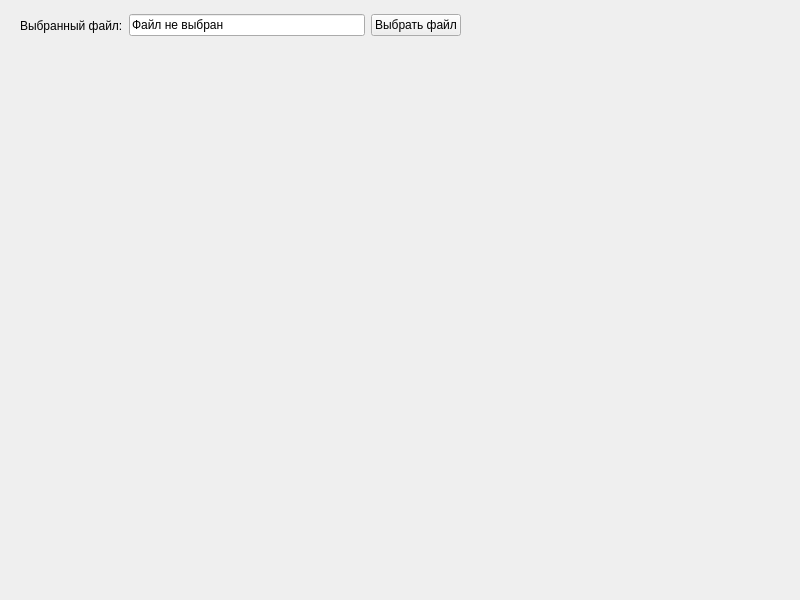
Qt form Lab2Task1_2/mainwindow.ui (petrzhal/cpp-labs) before a commit.
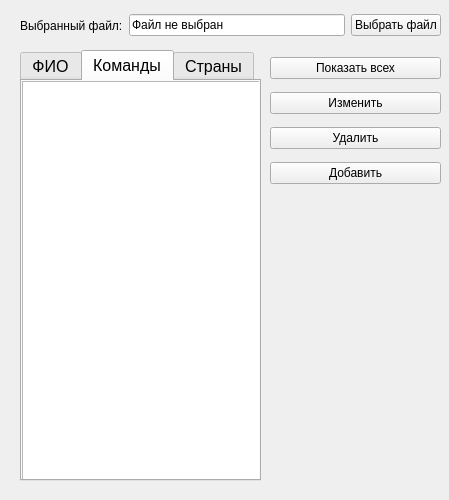
The same form after that commit. The open tabs and pages were chosen to show the change.

What changed in the file:
```diff
--- a/Lab2Task1_2/mainwindow.ui
+++ b/Lab2Task1_2/mainwindow.ui
@@ -6,20 +6,23 @@
    <rect>
     <x>0</x>
     <y>0</y>
-    <width>800</width>
-    <height>600</height>
+    <width>449</width>
+    <height>500</height>
    </rect>
   </property>
   <property name="windowTitle">
    <string>MainWindow</string>
   </property>
+  <property name="styleSheet">
+   <string notr="true"/>
+  </property>
   <widget class="QWidget" name="centralwidget">
-   <widget class="QWidget" name="">
+   <widget class="QWidget" name="layoutWidget">
     <property name="geometry">
      <rect>
       <x>20</x>
       <y>10</y>
-      <width>441</width>
+      <width>421</width>
       <height>31</height>
      </rect>
     </property>
@@ -47,6 +50,117 @@
      </item>
     </layout>
    </widget>
+   <widget class="QTabWidget" name="tabWidget">
+    <property name="geometry">
+     <rect>
+      <x>20</x>
+      <y>50</y>
+      <width>241</width>
+      <height>431</height>
+     </rect>
+    </property>
+    <property name="font">
+     <font>
+      <pointsize>12</pointsize>
+     </font>
+    </property>
+    <property name="currentIndex">
+     <number>0</number>
+    </property>
+    <widget class="QWidget" name="tab_2">
+     <attribute name="title">
+      <string>ФИО</string>
+     </attribute>
+     <widget class="QListWidget" name="listWidget">
+      <property name="geometry">
+       <rect>
+        <x>0</x>
+        <y>0</y>
+        <width>241</width>
+        <height>411</height>
+       </rect>
+      </property>
+     </widget>
+    </widget>
+    <widget class="QWidget" name="tab">
+     <attribute name="title">
+      <string>Команды</string>
+     </attribute>
+     <widget class="QListWidget" name="listWidget_2">
+      <property name="geometry">
+       <rect>
+        <x>0</x>
+        <y>0</y>
+        <width>241</width>
+        <height>411</height>
+       </rect>
+      </property>
+      <property name="font">
+       <font>
+        <pointsize>9</pointsize>
+       </font>
+      </property>
+     </widget>
+    </widget>
+    <widget class="QWidget" name="tab_3">
+     <attribute name="title">
+      <string>Страны</string>
+     </attribute>
+     <widget class="QListWidget" name="listWidget_3">
+      <property name="geometry">
+       <rect>
+        <x>0</x>
+        <y>0</y>
+        <width>241</width>
+        <height>411</height>
+       </rect>
+      </property>
+     </widget>
+    </widget>
+   </widget>
+   <widget class="QWidget" name="">
+    <property name="geometry">
+     <rect>
+      <x>270</x>
+      <y>50</y>
+      <width>171</width>
+      <height>141</height>
+     </rect>
+    </property>
+    <layout class="QVBoxLayout" name="verticalLayout">
+     <item>
+      <widget class="QPushButton" name="pushButton_showAll">
+       <property name="text">
+        <string>Показать всех</string>
+       </property>
+      </widget>
+     </item>
+     <item>
+      <widget class="QPushButton" name="pushButton_edit">
+       <property name="text">
+        <string>Изменить</string>
+       </property>
+      </widget>
+     </item>
+     <item>
+      <widget class="QPushButton" name="pushButton_delete">
+       <property name="styleSheet">
+        <string notr="true"/>
+       </property>
+       <property name="text">
+        <string>Удалить</string>
+       </property>
+      </widget>
+     </item>
+     <item>
+      <widget class="QPushButton" name="pushButton_add">
+       <property name="text">
+        <string>Добавить</string>
+       </property>
+      </widget>
+     </item>
+    </layout>
+   </widget>
   </widget>
  </widget>
  <resources/>
```
